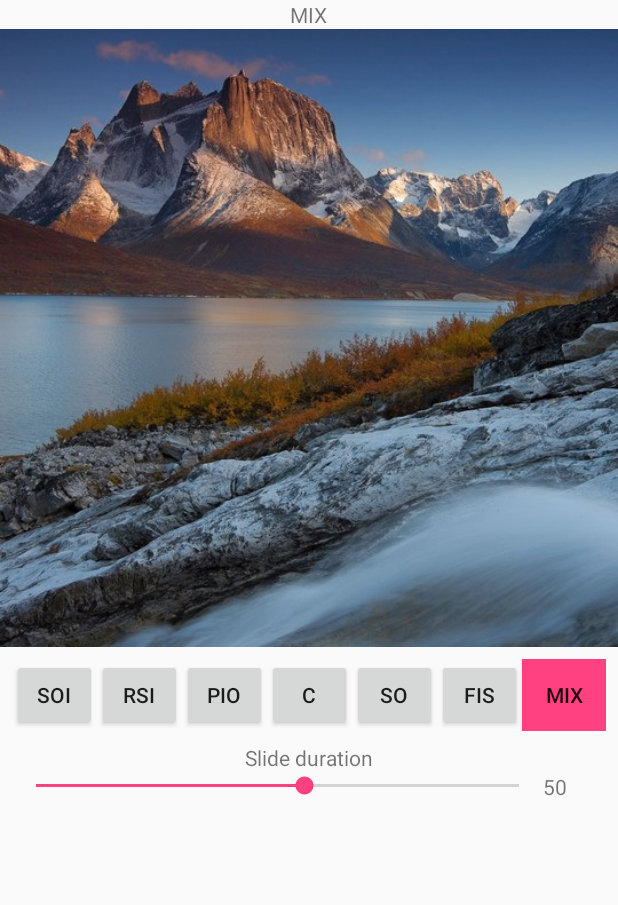
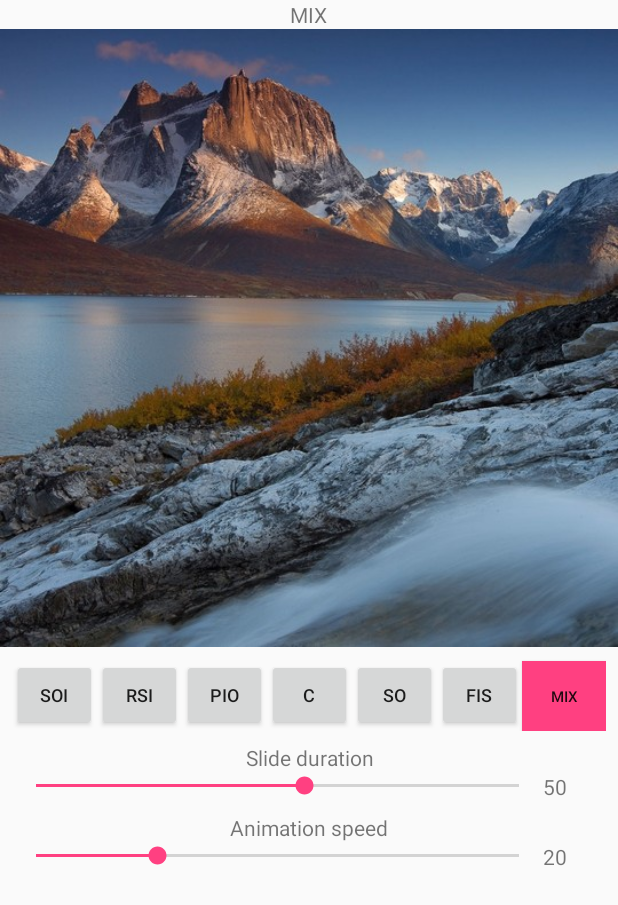
Before and after one commit to anvob/CanvasDraw, an Android app: the screen it shows after launch (MainActivity), on a phone screen of 412 x 824 dp. Shown: the top 905 px of the screen. Run offline under Robolectric (Android 15) with nearby library versions, the phone set to English and light mode, and no system bars.

Commit message:
Added slider to select the animation speed

```diff
--- a/app/src/main/java/com/anvob/canvasdraw/common/TransitionFilter.java
+++ b/app/src/main/java/com/anvob/canvasdraw/common/TransitionFilter.java
@@ -21,9 +21,15 @@ public abstract class TransitionFilter {  // базовый класс для Tr
     public void setFramesCount(int count) {
         if (showFilter != null) {
             showFilter.setFramesCount(count);
+            if (showFilter.getNextFilter() != null) {
+                showFilter.getNextFilter().setFramesCount(count * 2);
+            }
         }
         if (hideFilter != null) {
             hideFilter.setFramesCount(count);
+            if (hideFilter.getNextFilter() != null) {
+                hideFilter.getNextFilter().setFramesCount(count * 2);
+            }
         }
     }
 
--- a/app/src/main/java/com/anvob/canvasdraw/filters/action/FadeInFilter.java
+++ b/app/src/main/java/com/anvob/canvasdraw/filters/action/FadeInFilter.java
@@ -24,7 +24,6 @@ public class FadeInFilter extends ActionFilter {
                 paint.setAlpha(0);
             }
             canvas.drawBitmap(bitmap, 0, 0, paint);
-
         } else {
             paint.setAlpha(0);
             canvas.drawBitmap(bitmap, 0, 0, paint);
--- a/app/src/main/java/com/anvob/canvasdraw/filters/action/RoundFilter.java
+++ b/app/src/main/java/com/anvob/canvasdraw/filters/action/RoundFilter.java
@@ -25,8 +25,8 @@ public class RoundFilter extends ActionFilter {
             //save current layer
             canvas.saveLayer(0, 0, canvas.getWidth(), canvas.getHeight(), paint, Canvas.ALL_SAVE_FLAG);
             //draw transition
-            int diag = (int) Math.sqrt(Math.pow(bitmap.getWidth(), 2) + Math.pow(bitmap.getHeight(), 2)) / 2;
-            int stepDiag = diag / framesCount * curFrame;
+            float diag = (float) Math.sqrt(Math.pow(bitmap.getWidth(), 2) + Math.pow(bitmap.getHeight(), 2)) / 2;
+            float stepDiag = diag / framesCount * curFrame;
 
             canvas.drawCircle(bitmap.getWidth() / 2, bitmap.getHeight() / 2, diag - stepDiag, paint);
 
--- a/app/src/main/java/com/anvob/canvasdraw/filters/action/SlideInFilter.java
+++ b/app/src/main/java/com/anvob/canvasdraw/filters/action/SlideInFilter.java
@@ -27,8 +27,8 @@ public class SlideInFilter extends ActionFilter {
     public void paintFrame(Canvas canvas, int curFrame) {
 
         if (curFrame < framesCount) {
-            int stepHeight = bitmap.getHeight() / framesCount * curFrame;
-            int stepWidth = bitmap.getWidth() / framesCount * curFrame;
+            float stepHeight = (float) bitmap.getHeight() / framesCount * curFrame;
+            float stepWidth = (float) bitmap.getWidth() / framesCount * curFrame;
             switch (mVariant) {
                 case LEFT_TO_RIGHT: //left to right
                     if (paint.getXfermode() != null) {
--- a/app/src/main/java/com/anvob/canvasdraw/filters/action/SlideOutFilter.java
+++ b/app/src/main/java/com/anvob/canvasdraw/filters/action/SlideOutFilter.java
@@ -25,9 +25,9 @@ public class SlideOutFilter extends ActionFilter {
 
     @Override
     public void paintFrame(Canvas canvas, int curFrame) {
-        if (curFrame <= framesCount) {
-            int stepHeight = bitmap.getHeight() / framesCount * curFrame;
-            int stepWidth = bitmap.getWidth() / framesCount * curFrame;
+        if (curFrame < framesCount) {
+            float stepHeight = (float) bitmap.getHeight() / framesCount * curFrame;
+            float stepWidth = (float) bitmap.getWidth() / framesCount * curFrame;
 
             switch (mVariant) {
                 case LEFT_TO_RIGHT: //left to right
--- a/app/src/main/java/com/anvob/canvasdraw/filters/transition/SlideInOutFilter.java
+++ b/app/src/main/java/com/anvob/canvasdraw/filters/transition/SlideInOutFilter.java
@@ -37,7 +37,6 @@ public class SlideInOutFilter extends TransitionFilter {
 
     public static SlideInOutFilter getSlideOutFilter(int variant) {
         SlideInOutFilter filter = new SlideInOutFilter();
-        //filter.setShowFilter(new SlideInFilter(20, variant));
         filter.setHideFilter(new SlideOutFilter(20, variant));
         return filter;
     }
--- a/app/src/main/java/com/anvob/canvasdraw/screen/MainActivity.java
+++ b/app/src/main/java/com/anvob/canvasdraw/screen/MainActivity.java
@@ -28,6 +28,7 @@ public class MainActivity extends Activity implements View.OnClickListener, Seek
 
     DrawView dw;
     SeekBar durationBar;
+    SeekBar animationBar;
     Button mBtnSlideOutIn;
     Button mBtnRoundSlideIn;
     Button mBtnPullInOut;
@@ -36,6 +37,7 @@ public class MainActivity extends Activity implements View.OnClickListener, Seek
     Button mBtnFadeInSlide;
     Button mBtnMix;
     TextView mDurationValue;
+    TextView mAnimationValue;
     TextView mFilterType;
     Random random;
     private List<Slide> mSlideList;
@@ -62,6 +64,9 @@ public class MainActivity extends Activity implements View.OnClickListener, Seek
         durationBar = (SeekBar) findViewById(R.id.seekBar);
         durationBar.setOnSeekBarChangeListener(this);
         durationBar.setProgress(50);
+        animationBar = (SeekBar) findViewById(R.id.seekbar_animation);
+        animationBar.setOnSeekBarChangeListener(this);
+        animationBar.setProgress(10);
         mBtnSlideOutIn = (Button) findViewById(R.id.btn_soi);
         mBtnSlideOutIn.setOnClickListener(this);
         mBtnRoundSlideIn = (Button) findViewById(R.id.btn_rsi);
@@ -78,6 +83,8 @@ public class MainActivity extends Activity implements View.OnClickListener, Seek
         mBtnMix.setOnClickListener(this);
         mDurationValue = (TextView) findViewById(R.id.value_duration);
         mDurationValue.setText("50");
+        mAnimationValue = (TextView) findViewById(R.id.value_animation);
+        mAnimationValue.setText("20");
         mFilterType = (TextView) findViewById(R.id.filter_type);
     }
 
@@ -156,11 +163,21 @@ public class MainActivity extends Activity implements View.OnClickListener, Seek
         mSlideList.add(new Slide(b12, 50));
     }
 
+    int getAnimationSpeed() {
+        if (animationBar != null) {
+            return animationBar.getProgress() + 10;
+        } else {
+            return 20;
+        }
+    }
+
     void shuffleFilters() {
         if (mSlideList != null && mFilterList != null) {
             mFilterList.clear();
             for (int i = 0; i < mSlideList.size() - 1; i++) {
-                mFilterList.add(getFilterById(random.nextInt(6)));
+                TransitionFilter tf = getFilterById(random.nextInt(6));
+                tf.setFramesCount(getAnimationSpeed());
+                mFilterList.add(tf);
             }
         }
     }
@@ -196,37 +213,49 @@ public class MainActivity extends Activity implements View.OnClickListener, Seek
             switch (view.getId()) {
                 case R.id.btn_soi:
                     for (int i = 0; i < mSlideList.size() - 1; i++) {
-                        mFilterList.add(SlideInOutFilter.getSlideInOutFilter(random.nextInt(4)));
+                        TransitionFilter tf = SlideInOutFilter.getSlideInOutFilter(random.nextInt(4));
+                        tf.setFramesCount(getAnimationSpeed());
+                        mFilterList.add(tf);
                     }
                     mFilterType.setText(R.string.title_soi);
                     break;
                 case R.id.btn_rsi:
                     for (int i = 0; i < mSlideList.size() - 1; i++) {
-                        mFilterList.add(RoundSlideInFilter.getRoundSlideInFilter(random.nextInt(4)));
+                        TransitionFilter tf = RoundSlideInFilter.getRoundSlideInFilter(random.nextInt(4));
+                        tf.setFramesCount(getAnimationSpeed());
+                        mFilterList.add(tf);
                     }
                     mFilterType.setText(R.string.title_rsi);
                     break;
                 case R.id.btn_pio:
                     for (int i = 0; i < mSlideList.size() - 1; i++) {
-                        mFilterList.add(PullInOutFilter.getPullInOutFilter(random.nextInt(8), random.nextInt(4)));
+                        TransitionFilter tf = PullInOutFilter.getPullInOutFilter(random.nextInt(8), random.nextInt(4));
+                        tf.setFramesCount(getAnimationSpeed());
+                        mFilterList.add(tf);
                     }
                     mFilterType.setText(R.string.title_pio);
                     break;
                 case R.id.btn_c:
                     for (int i = 0; i < mSlideList.size() - 1; i++) {
-                        mFilterList.add(CurtainSlideInFilter.getCurtainFilter(random.nextInt(4), random.nextInt(4)));
+                        TransitionFilter tf = CurtainSlideInFilter.getCurtainFilter(random.nextInt(4), random.nextInt(4));
+                        tf.setFramesCount(getAnimationSpeed());
+                        mFilterList.add(tf);
                     }
                     mFilterType.setText(R.string.title_curtain);
                     break;
                 case R.id.btn_so:
                     for (int i = 0; i < mSlideList.size() - 1; i++) {
-                        mFilterList.add(SlideInOutFilter.getSlideOutFilter(random.nextInt(4)));
+                        TransitionFilter tf = SlideInOutFilter.getSlideOutFilter(random.nextInt(4));
+                        tf.setFramesCount(getAnimationSpeed());
+                        mFilterList.add(tf);
                     }
                     mFilterType.setText(R.string.title_so);
                     break;
                 case R.id.btn_fis:
                     for (int i = 0; i < mSlideList.size() - 1; i++) {
-                        mFilterList.add(FadeInSlideFilter.getFadeInSlideFilter(random.nextInt(4)));
+                        TransitionFilter tf = FadeInSlideFilter.getFadeInSlideFilter(random.nextInt(4));
+                        tf.setFramesCount(getAnimationSpeed());
+                        mFilterList.add(tf);
                     }
                     mFilterType.setText(R.string.title_fis);
                     break;
@@ -253,6 +282,15 @@ public class MainActivity extends Activity implements View.OnClickListener, Seek
         }
     }
 
+    void updateAnimationSpeed(int duration) {
+        if (mFilterList != null && mFilterList.size() > 0) {
+            for (TransitionFilter f : mFilterList) {
+                f.setFramesCount(duration);
+                startSlideShow();
+            }
+        }
+    }
+
     @Override
     public void onProgressChanged(SeekBar seekBar, int i, boolean b) {
 
@@ -265,7 +303,12 @@ public class MainActivity extends Activity implements View.OnClickListener, Seek
 
     @Override
     public void onStopTrackingTouch(SeekBar seekBar) {
-        mDurationValue.setText((seekBar.getProgress() + 10) + "");
-        updateSlideListDuration(seekBar.getProgress() + 10);
+        if (seekBar.getId() == R.id.seekBar) {
+            mDurationValue.setText(String.valueOf(seekBar.getProgress() + 10));
+            updateSlideListDuration(seekBar.getProgress() + 10);
+        } else if (seekBar.getId() == R.id.seekbar_animation) {
+            mAnimationValue.setText(String.valueOf(seekBar.getProgress() + 10));
+            updateAnimationSpeed(seekBar.getProgress() + 10);
+        }
     }
 }
--- a/app/src/main/res/layout/activity_main.xml
+++ b/app/src/main/res/layout/activity_main.xml
@@ -6,12 +6,22 @@
     android:layout_height="match_parent"
     tools:context="com.anvob.canvasdraw.screen.MainActivity">
 
+    <ScrollView
+        android:layout_width="match_parent"
+        android:layout_height="match_parent"
+        android:layout_below="@+id/image">
+
+        <LinearLayout
+            android:layout_width="match_parent"
+            android:layout_height="wrap_content"
+            android:orientation="vertical" >
+
             <LinearLayout
                 android:id="@+id/buttons"
                 android:layout_margin="8dp"
                 android:orientation="horizontal"
                 android:layout_width="match_parent"
-        android:layout_height="wrap_content"
+                android:layout_height="match_parent"
                 android:layout_below="@+id/image"
                 android:layout_alignParentLeft="true"
                 android:layout_alignParentStart="true">
@@ -21,42 +31,49 @@
                     android:layout_width="wrap_content"
                     android:layout_height="wrap_content"
                     android:id="@+id/btn_soi"
-            android:layout_weight="1" />
+                    android:layout_weight="1"
+                    tools:ignore="ButtonStyle"
+                    android:textSize="12sp" />
 
                 <Button
                     android:text="@string/roundslidein_filter"
                     android:layout_width="wrap_content"
                     android:layout_height="wrap_content"
                     android:id="@+id/btn_rsi"
-            android:layout_weight="1" />
+                    android:layout_weight="1"
+                    android:textSize="12sp" />
 
                 <Button
                     android:text="@string/pullinout_filter"
                     android:layout_width="wrap_content"
                     android:layout_height="wrap_content"
                     android:id="@+id/btn_pio"
-            android:layout_weight="1" />
+                    android:layout_weight="1"
+                    android:textSize="12sp" />
 
                 <Button
                     android:text="@string/curtain_filter"
                     android:layout_width="wrap_content"
                     android:layout_height="wrap_content"
                     android:id="@+id/btn_c"
-            android:layout_weight="1" />
+                    android:layout_weight="1"
+                    android:textSize="12sp" />
 
                 <Button
                     android:text="@string/slideout_filter"
                     android:layout_width="wrap_content"
                     android:layout_height="wrap_content"
                     android:id="@+id/btn_so"
-            android:layout_weight="1" />
+                    android:layout_weight="1"
+                    android:textSize="12sp" />
 
                 <Button
                     android:text="@string/fadeinslide_filter"
                     android:layout_width="wrap_content"
                     android:layout_height="wrap_content"
                     android:id="@+id/btn_fis"
-            android:layout_weight="1" />
+                    android:layout_weight="1"
+                    android:textSize="12sp" />
 
                 <Button
                     android:text="@string/shuffle"
@@ -64,42 +81,28 @@
                     android:layout_height="wrap_content"
                     android:id="@+id/btn_mix"
                     android:layout_weight="1"
+                    android:textSize="10sp"
+                    android:fontFamily="sans-serif-medium"
                     android:background="@color/colorAccent"
-            android:backgroundTint="@color/colorAccent"/>
+                    android:elevation="0dp"
+                    android:typeface="normal"
+                    android:textAllCaps="false" />
             </LinearLayout>
-
-
-    <TextView
-        android:layout_width="wrap_content"
-        android:layout_height="wrap_content"
-        android:id="@+id/filter_type"
-        android:layout_alignParentTop="true"
-        android:layout_centerHorizontal="true" />
-
-    <com.anvob.canvasdraw.screen.DrawView
-        android:id="@+id/image"
-        android:layout_width="match_parent"
-        android:layout_height="0dp"
-        android:layout_weight="1"
-        android:layout_below="@+id/filter_type"
-        android:layout_alignParentLeft="true"
-        android:layout_alignParentStart="true" />
-
-
 
             <TextView
                 android:text="@string/duration"
-        android:layout_width="wrap_content"
+                android:layout_width="match_parent"
                 android:layout_height="wrap_content"
                 android:id="@+id/textduration"
                 android:layout_centerHorizontal="true"
-        android:layout_below="@+id/buttons" />
+                android:layout_below="@+id/buttons"
+                android:textAlignment="center" />
 
             <LinearLayout
                 android:id="@+id/duration_set"
                 android:orientation="horizontal"
                 android:layout_width="match_parent"
-        android:layout_height="wrap_content"
+                android:layout_height="match_parent"
                 android:layout_below="@id/textduration"
                 android:layout_marginBottom="8dp">
 
@@ -121,5 +124,57 @@
                     android:layout_weight="0.1" />
             </LinearLayout>
 
+            <TextView
+                android:text="@string/animation_speed"
+                android:layout_width="match_parent"
+                android:layout_height="wrap_content"
+                android:id="@+id/title_animation"
+                android:textAlignment="center" />
+
+            <LinearLayout
+                android:id="@+id/animation_set"
+                android:orientation="horizontal"
+                android:layout_width="match_parent"
+                android:layout_height="match_parent"
+                android:layout_below="@id/duration_set"
+                android:layout_marginBottom="8dp">
+
+                <SeekBar
+                    android:id="@+id/seekbar_animation"
+                    android:layout_marginStart="8dp"
+                    android:layout_marginLeft="8dp"
+                    android:layout_width="wrap_content"
+                    android:layout_height="wrap_content"
+                    android:max="@integer/max_animation"
+                    android:layout_weight="0.9"
+                    />
+
+                <TextView
+                    android:layout_width="wrap_content"
+                    android:layout_height="wrap_content"
+                    android:text="50"
+                    android:id="@+id/value_animation"
+                    android:layout_weight="0.1" />
+            </LinearLayout>
+
+        </LinearLayout>
+    </ScrollView>
+
+
+    <TextView
+        android:layout_width="wrap_content"
+        android:layout_height="wrap_content"
+        android:id="@+id/filter_type"
+        android:layout_alignParentTop="true"
+        android:layout_centerHorizontal="true" />
+
+    <com.anvob.canvasdraw.screen.DrawView
+        android:id="@+id/image"
+        android:layout_width="match_parent"
+        android:layout_height="0dp"
+        android:layout_below="@+id/filter_type"
+        android:layout_alignParentLeft="true"
+        android:layout_alignParentStart="true" />
+
 
 </RelativeLayout>
--- a/app/src/main/res/values/colors.xml
+++ b/app/src/main/res/values/colors.xml
@@ -2,7 +2,8 @@
 <resources>
     <color name="colorPrimary">#3F51B5</color>
     <color name="colorPrimaryDark">#303F9F</color>
-    <color name="colorAccent">#FF4081</color>
+    <color name="colorAccent">#ff4081</color>
     <color name="colorGray">#99212121</color>
     <color name="colorLight">#ffffff</color>
+    <color name="colorLightGray">#FFBFBDBD</color>
 </resources>
--- a/app/src/main/res/values/dimens.xml
+++ b/app/src/main/res/values/dimens.xml
@@ -4,6 +4,7 @@
     <dimen name="activity_vertical_margin">16dp</dimen>
     <integer name="image_width">1080</integer>
     <dimen name="fab_margin">16dp</dimen>
+    <integer name="max_animation">40</integer>
     <integer name="max_duration">90</integer>
     <integer name="min_duration">10</integer>
     <dimen name="headline_text_size">24sp</dimen>
--- a/app/src/main/res/values/strings.xml
+++ b/app/src/main/res/values/strings.xml
@@ -11,6 +11,7 @@
     <string name="fadeinslide_filter">FIS</string>
     <string name="shuffle">MIX</string>
     <string name="duration">Slide duration</string>
+    <string name="animation_speed">Animation speed</string>
     <string name="title_soi">SlideOutIn</string>
     <string name="title_rsi">RoundSlideIn</string>
     <string name="title_pio">PullInOut</string>
```
Also changed, not shown: app/src/main/java/com/anvob/canvasdraw/filters/action/CurtainFilter.java (+4 -4 lines), app/src/main/java/com/anvob/canvasdraw/filters/action/PullInFilter.java (+6 -8 lines), app/src/main/java/com/anvob/canvasdraw/filters/action/PullOutFilter.java (+6 -6 lines). Lines whose indentation alone changed are shown as unchanged.
